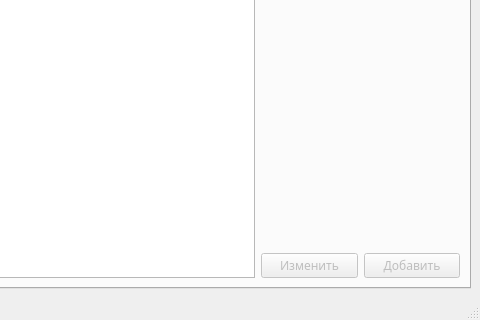
Qt form src/mainwindow.ui (MM-Collaboration/Hospital-Finance-Tracing) before a commit; both pictures show x 352 to 832 and y 288 to 608 of the 832 by 608 pixel window.
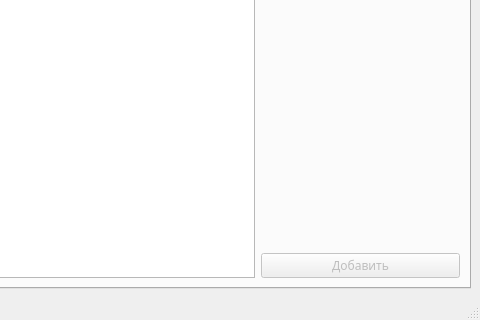
The same form after that commit. The open tabs and pages were chosen to show the change.

Diff of the .ui file:
```diff
--- a/src/mainwindow.ui
+++ b/src/mainwindow.ui
@@ -402,43 +402,6 @@
           <item row="0" column="1">
            <widget class="QLineEdit" name="lineEdit_fullNamePatient"/>
           </item>
-          <item row="9" column="0" colspan="2">
-           <layout class="QHBoxLayout" name="horizontalLayout_14">
-            <item>
-             <widget class="QPushButton" name="btn_edit_patient">
-              <property name="enabled">
-               <bool>false</bool>
-              </property>
-              <property name="text">
-               <string>Изменить</string>
-              </property>
-             </widget>
-            </item>
-            <item>
-             <widget class="QPushButton" name="btn_add_patient">
-              <property name="enabled">
-               <bool>false</bool>
-              </property>
-              <property name="text">
-               <string>Добавить</string>
-              </property>
-             </widget>
-            </item>
-           </layout>
-          </item>
-          <item row="8" column="0" colspan="2">
-           <spacer name="verticalSpacer_4">
-            <property name="orientation">
-             <enum>Qt::Vertical</enum>
-            </property>
-            <property name="sizeHint" stdset="0">
-             <size>
-              <width>20</width>
-              <height>40</height>
-             </size>
-            </property>
-           </spacer>
-          </item>
           <item row="1" column="0">
            <widget class="QLabel" name="label_5">
             <property name="text">
@@ -608,6 +571,29 @@
             </property>
            </widget>
           </item>
+          <item row="8" column="0" colspan="2">
+           <spacer name="verticalSpacer_4">
+            <property name="orientation">
+             <enum>Qt::Vertical</enum>
+            </property>
+            <property name="sizeHint" stdset="0">
+             <size>
+              <width>20</width>
+              <height>40</height>
+             </size>
+            </property>
+           </spacer>
+          </item>
+          <item row="9" column="0" colspan="2">
+           <widget class="QPushButton" name="btn_add_patient">
+            <property name="enabled">
+             <bool>false</bool>
+            </property>
+            <property name="text">
+             <string>Добавить</string>
+            </property>
+           </widget>
+          </item>
          </layout>
         </item>
        </layout>
```
Left out of the diff: 158 changed lines with no effect on the pictures.
